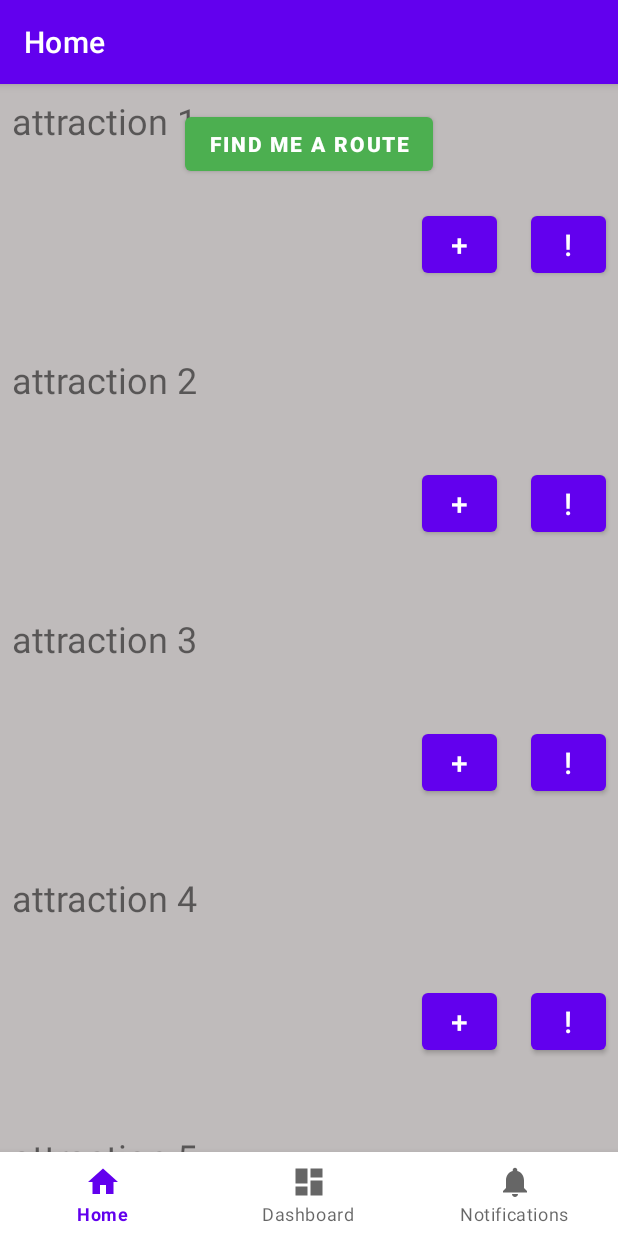
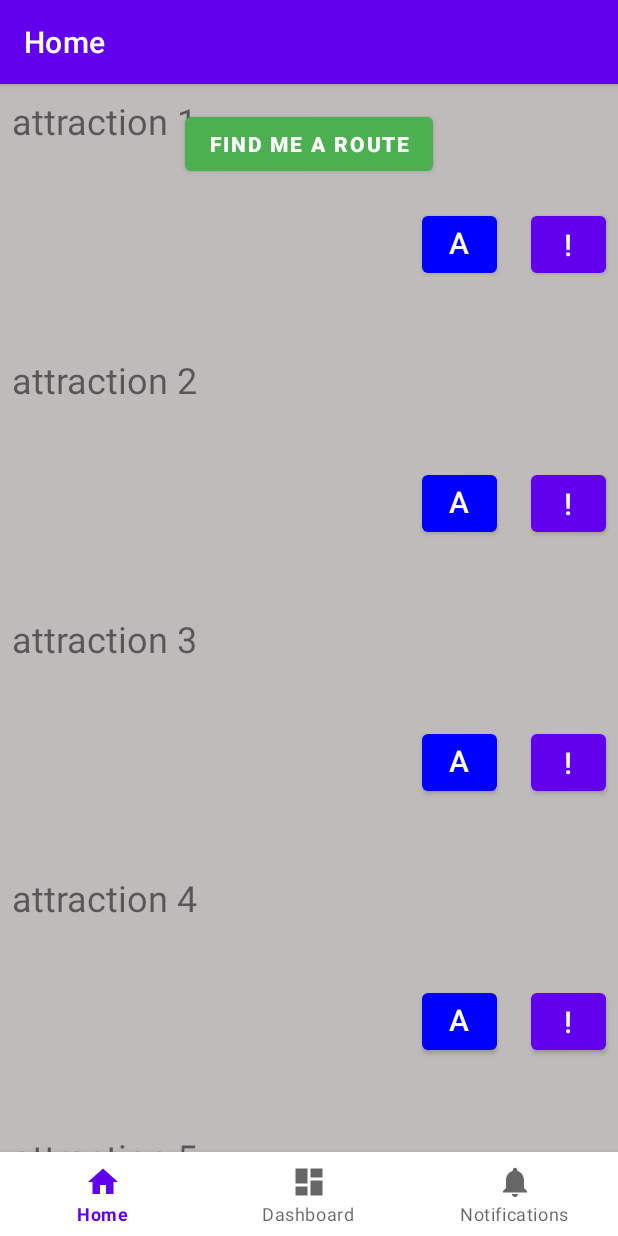
Before and after one commit to mar426/FinalProject_App, an Android app: the HomeFragment screen opened directly, with no data from a screen before it, after a tap on an icon or button, on a phone screen of 412 x 824 dp. Run offline under Robolectric (Android 15) with nearby library versions, the light colour scheme and no system bars; our stand-ins replace navigation-ui; 1 other tap on this screen came first.

Commit message:
remove and add button

```diff
--- a/app/src/main/java/com/example/finalproject_app/Model/Atraction_Adapter.java
+++ b/app/src/main/java/com/example/finalproject_app/Model/Atraction_Adapter.java
@@ -1,6 +1,7 @@
 package com.example.finalproject_app.Model;
 
 import android.annotation.SuppressLint;
+import android.graphics.Color;
 import android.util.Log;
 import android.view.LayoutInflater;
 import android.view.View;
@@ -22,9 +23,9 @@ import java.util.List;
 
 public class Atraction_Adapter extends RecyclerView.Adapter<Atraction_Adapter.AttractionViewHolder> {
 
-    private static List<Integer> clickPosition = new ArrayList<Integer>();
+    private static List<String> clickPosition = new ArrayList<String>();
     private ArrayList<Attraction> attractions;
-    public static ArrayList<Integer> selected_attractions=new ArrayList<Integer>() ;
+    public static List<String> selected_attractions=new ArrayList<String>() ;
 
     //constructor
     public Atraction_Adapter(ArrayList<Attraction> attractions) {
@@ -45,24 +46,51 @@ public class Atraction_Adapter extends RecyclerView.Adapter<Atraction_Adapter.At
         holder.attraction_name.setText(currentAttraction.getAttraction_name());
         holder.position=position;
         holder.att=currentAttraction;
-
         holder.add_attraction_btn.setVisibility(View.VISIBLE);
+        //holder.row_index = -1;
         holder.add_attraction_btn.setOnClickListener(new View.OnClickListener() {
             @Override
             public void onClick(View v) {
-                clickPosition.add(position);
+                //holder.row_index = position;
+                if (currentAttraction.getStatus()==false) {
+                    clickPosition.add(String.valueOf(position));
+                    currentAttraction.setStatus(true);
+                }
+                else {
+
+                    clickPosition.remove(String.valueOf(position));
+                    selected_attractions.remove(String.valueOf(position+1));
+                    currentAttraction.setStatus(false);
+                }
+
                 notifyDataSetChanged();
             }
         });
-        if(clickPosition.contains(position)){
-            if(selected_attractions.contains(currentAttraction.getAttraction_id())){
+
+        if(clickPosition.contains(String.valueOf(position))){
+            Log.d("not string","--"+currentAttraction.getAttraction_id());
+            Log.d("string","--"+String.valueOf(currentAttraction.getAttraction_id()));
+            if(selected_attractions.contains(String.valueOf(currentAttraction.getAttraction_id()))){
                 Log.d("click", "exits ");
             }
             else {
-                selected_attractions.add(currentAttraction.getAttraction_id());
+                selected_attractions.add(String.valueOf(currentAttraction.getAttraction_id()));
                 Log.d("click", "add " +currentAttraction.getAttraction_name()+" to route ");
             }
-            holder.add_attraction_btn.setVisibility(View.INVISIBLE);
+            //holder.add_attraction_btn.setTag(currentAttraction.getStatus());
+            Log.d("add_attraction_btn", "status:"+ currentAttraction.getStatus());
+
+            //notifyDataSetChanged();
+            //holder.add_attraction_btn.setVisibility(View.INVISIBLE);
+        }
+        //&& String.valueOf(holder.add_attraction_btn.getTag())=="false"
+        if(currentAttraction.getStatus()==false){
+            holder.add_attraction_btn.setText("Add");
+            holder.add_attraction_btn.setBackgroundColor(Color.BLUE);
+        }
+        else{
+            holder.add_attraction_btn.setText("Remove");
+            holder.add_attraction_btn.setBackgroundColor(Color.RED);
         }
 
     }
@@ -85,7 +113,7 @@ public class Atraction_Adapter extends RecyclerView.Adapter<Atraction_Adapter.At
         public Button details_attraction_btn;
         public int position;
         public Attraction att;
-
+        public int row_index;
 
 
         public AttractionViewHolder(@NonNull View itemView) {
@@ -114,6 +142,7 @@ public class Atraction_Adapter extends RecyclerView.Adapter<Atraction_Adapter.At
 
 //                    Log.d("click", "deatails of " +att.getAttraction_name());
                     Log.d("click","selected attractions: "+selected_attractions);
+                    Log.d("click","click positions: "+clickPosition);
                 }
             });
 
--- a/app/src/main/java/com/example/finalproject_app/Model/Attraction.java
+++ b/app/src/main/java/com/example/finalproject_app/Model/Attraction.java
@@ -8,6 +8,7 @@ public class Attraction {
     private String attraction_name;
     private String attraction_details;
     private int attraction_id;
+    private boolean status;
 
 
     //constructor
@@ -31,4 +32,8 @@ public class Attraction {
         return attraction_id;
     }
 
+    public boolean getStatus() { return status; }
+
+    public void setStatus(boolean status) { this.status = status; }
+
 }
```
